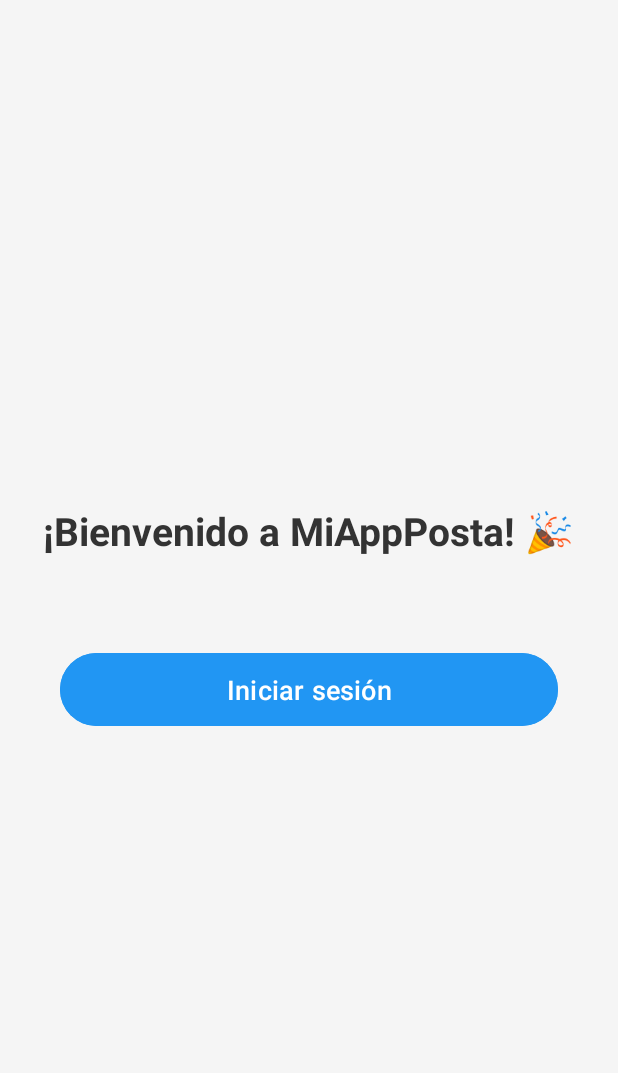
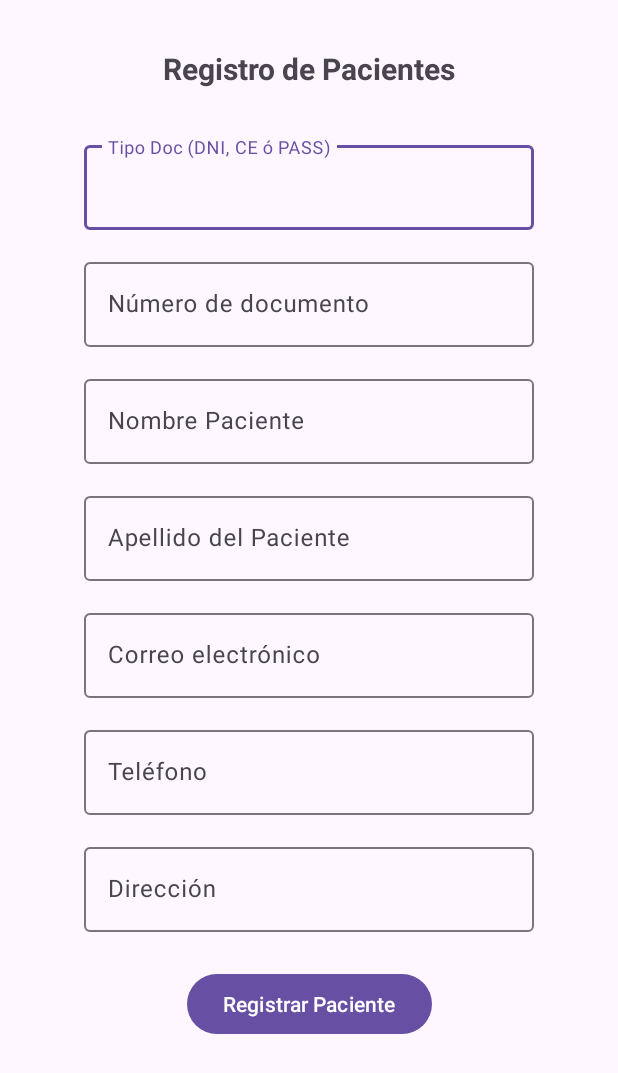
Before and after one commit to JoseCotos/appMovil, an Android app: the screen it shows after launch (MainActivity before the commit, PacienteActivity after it), on a phone screen of 412 x 824 dp. Shown: the top 1073 px of the screen. Run offline under Robolectric (Android 15) with nearby library versions, the phone set to English and light mode, and no system bars.

Commit message:
base de datos terminado y registro de nuevo paciente

```diff
--- a/app/src/main/AndroidManifest.xml
+++ b/app/src/main/AndroidManifest.xml
@@ -14,6 +14,9 @@
         android:theme="@style/Theme.MiappPosta"
         tools:targetApi="31">
         <activity
+            android:name=".MainActivity"
+            android:exported="false" />
+        <activity
             android:name=".SeleccionHorarioActivity"
             android:exported="false" />
         <activity
@@ -29,7 +32,7 @@
             android:name=".AgendaCitaActivity"
             android:exported="false" /> <!-- Pantalla de inicio (Bienvenida) -->
         <activity
-            android:name=".MainActivity"
+            android:name=".PacienteActivity"
             android:exported="true">
             <intent-filter>
                 <action android:name="android.intent.action.MAIN" />
--- /dev/null
+++ b/app/src/main/java/com/upc/miappposta/PacienteActivity.kt
@@ -0,0 +1,57 @@
+package com.upc.miappposta
+
+import android.os.Bundle
+import androidx.activity.enableEdgeToEdge
+import androidx.appcompat.app.AlertDialog
+import androidx.appcompat.app.AppCompatActivity
+import androidx.core.view.ViewCompat
+import androidx.core.view.WindowInsetsCompat
+import com.upc.miappposta.databinding.ActivityPacienteBinding
+import com.upc.miappposta.entidad.Paciente
+import com.upc.miappposta.service.PacienteService
+
+class PacienteActivity : AppCompatActivity() {
+    private lateinit var binding: ActivityPacienteBinding
+
+    override fun onCreate(savedInstanceState: Bundle?) {
+        super.onCreate(savedInstanceState)
+        enableEdgeToEdge()
+        binding = ActivityPacienteBinding.inflate(layoutInflater)
+        setContentView(binding.root)
+        ViewCompat.setOnApplyWindowInsetsListener(findViewById(R.id.main)) { v, insets ->
+            val systemBars = insets.getInsets(WindowInsetsCompat.Type.systemBars())
+            v.setPadding(systemBars.left, systemBars.top, systemBars.right, systemBars.bottom)
+            insets
+        }
+        grabarPaciente()
+    }
+
+    private fun grabarPaciente(){
+        binding.btnRegistrarPaciente.setOnClickListener {
+            val tipoDocumento = binding.txtTipoDoc.text.toString()
+            val numeroDocumento = binding.txtNroDocumento.text.toString()
+            val nombre = binding.txtNombre.text.toString()
+            val apellido = binding.txtApellido.text.toString()
+            val correo = binding.txtCorreo.text.toString()
+            val telefono = binding.txtTelefono.text.toString()
+            val direccion = binding.txtDireccion.text.toString()
+
+            if (tipoDocumento.isNotEmpty() && numeroDocumento.isNotEmpty() && nombre.isNotEmpty() &&
+                apellido.isNotEmpty() && correo.isNotEmpty() && telefono.isNotEmpty() && direccion.isNotEmpty()) {
+                val paciente = Paciente(0,tipoDocumento, numeroDocumento,
+                    nombre, apellido, correo, telefono, direccion)
+                mostrarMensaje(PacienteService(this).registrarPaciente(paciente))
+            } else {
+                mostrarMensaje("Por favor, complete todos los campos")
+            }
+        }
+    }
+
+    private fun mostrarMensaje(mensaje: String) {
+        val ventana = AlertDialog.Builder(this)
+        ventana.setTitle("Mensaje")
+        ventana.setMessage(mensaje)
+        ventana.setPositiveButton("Aceptar", null)
+        ventana.create().show()
+    }
+}
--- a/app/src/main/java/com/upc/miappposta/entidad/Especialidad.java
+++ b/app/src/main/java/com/upc/miappposta/entidad/EspecialidadJava.java
@@ -1,11 +1,11 @@
 package com.upc.miappposta.entidad;
 
-public class Especialidad {
+public class EspecialidadJava {
     private String nombre;
     private int id;
     private int iconoResId;
 
-    public Especialidad(String nombre, int id, int iconoResId) {
+    public EspecialidadJava(String nombre, int id, int iconoResId) {
         this.nombre = nombre;
         this.id = id;
         this.iconoResId = iconoResId;
--- /dev/null
+++ b/app/src/main/res/layout/activity_paciente.xml
@@ -0,0 +1,146 @@
+<?xml version="1.0" encoding="utf-8"?>
+<androidx.constraintlayout.widget.ConstraintLayout xmlns:android="http://schemas.android.com/apk/res/android"
+    xmlns:app="http://schemas.android.com/apk/res-auto"
+    xmlns:tools="http://schemas.android.com/tools"
+    android:id="@+id/main"
+    android:layout_width="match_parent"
+    android:layout_height="match_parent"
+    tools:context=".PacienteActivity">
+
+    <TextView
+        android:id="@+id/textView9"
+        android:layout_width="wrap_content"
+        android:layout_height="wrap_content"
+        android:layout_marginTop="32dp"
+        android:text="Registro de Pacientes"
+        android:textSize="20sp"
+        android:textStyle="bold"
+        app:layout_constraintEnd_toEndOf="parent"
+        app:layout_constraintStart_toStartOf="parent"
+        app:layout_constraintTop_toTopOf="parent" />
+
+    <com.google.android.material.textfield.TextInputLayout
+        android:id="@+id/textInputLayout"
+        android:layout_width="300dp"
+        android:layout_height="wrap_content"
+        android:layout_marginStart="1dp"
+        android:layout_marginTop="32dp"
+        android:layout_marginEnd="1dp"
+        app:layout_constraintEnd_toEndOf="parent"
+        app:layout_constraintStart_toStartOf="parent"
+        app:layout_constraintTop_toBottomOf="@+id/textView9">
+
+        <com.google.android.material.textfield.TextInputEditText
+            android:id="@+id/txtTipoDoc"
+            android:layout_width="match_parent"
+            android:layout_height="wrap_content"
+            android:hint="Tipo Doc (DNI, CE ó PASS)" />
+    </com.google.android.material.textfield.TextInputLayout>
+
+    <com.google.android.material.textfield.TextInputLayout
+        android:id="@+id/textInputLayout2"
+        android:layout_width="300dp"
+        android:layout_height="wrap_content"
+        android:layout_marginTop="16dp"
+        app:layout_constraintEnd_toEndOf="parent"
+        app:layout_constraintStart_toStartOf="parent"
+        app:layout_constraintTop_toBottomOf="@+id/textInputLayout">
+
+        <com.google.android.material.textfield.TextInputEditText
+            android:id="@+id/txtNroDocumento"
+            android:layout_width="match_parent"
+            android:layout_height="wrap_content"
+            android:hint="Número de documento" />
+    </com.google.android.material.textfield.TextInputLayout>
+
+    <com.google.android.material.textfield.TextInputLayout
+        android:id="@+id/textInputLayout3"
+        android:layout_width="300dp"
+        android:layout_height="wrap_content"
+        android:layout_marginTop="16dp"
+        app:layout_constraintEnd_toEndOf="parent"
+        app:layout_constraintStart_toStartOf="parent"
+        app:layout_constraintTop_toBottomOf="@+id/textInputLayout2">
+
+        <com.google.android.material.textfield.TextInputEditText
+            android:id="@+id/txtNombre"
+            android:layout_width="match_parent"
+            android:layout_height="wrap_content"
+            android:hint="Nombre Paciente" />
+    </com.google.android.material.textfield.TextInputLayout>
+
+    <com.google.android.material.textfield.TextInputLayout
+        android:id="@+id/textInputLayout4"
+        android:layout_width="300dp"
+        android:layout_height="wrap_content"
+        android:layout_marginTop="16dp"
+        app:layout_constraintEnd_toEndOf="parent"
+        app:layout_constraintStart_toStartOf="parent"
+        app:layout_constraintTop_toBottomOf="@+id/textInputLayout3">
+
+        <com.google.android.material.textfield.TextInputEditText
+            android:id="@+id/txtApellido"
+            android:layout_width="match_parent"
+            android:layout_height="wrap_content"
+            android:hint="Apellido del Paciente" />
+    </com.google.android.material.textfield.TextInputLayout>
+
+    <com.google.android.material.textfield.TextInputLayout
+        android:id="@+id/textInputLayout5"
+        android:layout_width="300dp"
+        android:layout_height="wrap_content"
+        android:layout_marginTop="16dp"
+        app:layout_constraintEnd_toEndOf="parent"
+        app:layout_constraintStart_toStartOf="parent"
+        app:layout_constraintTop_toBottomOf="@+id/textInputLayout4">
+
+        <com.google.android.material.textfield.TextInputEditText
+            android:id="@+id/txtCorreo"
+            android:layout_width="match_parent"
+            android:layout_height="wrap_content"
+            android:hint="Correo electrónico" />
+    </com.google.android.material.textfield.TextInputLayout>
+
+    <com.google.android.material.textfield.TextInputLayout
+        android:id="@+id/textInputLayout6"
+        android:layout_width="300dp"
+        android:layout_height="wrap_content"
+        android:layout_marginTop="16dp"
+        app:layout_constraintEnd_toEndOf="parent"
+        app:layout_constraintStart_toStartOf="parent"
+        app:layout_constraintTop_toBottomOf="@+id/textInputLayout5">
+
+        <com.google.android.material.textfield.TextInputEditText
+            android:id="@+id/txtTelefono"
+            android:layout_width="match_parent"
+            android:layout_height="wrap_content"
+            android:hint="Teléfono" />
+    </com.google.android.material.textfield.TextInputLayout>
+
+    <com.google.android.material.textfield.TextInputLayout
+        android:id="@+id/textInputLayout7"
+        android:layout_width="300dp"
+        android:layout_height="wrap_content"
+        android:layout_marginTop="16dp"
+        app:layout_constraintEnd_toEndOf="parent"
+        app:layout_constraintStart_toStartOf="parent"
+        app:layout_constraintTop_toBottomOf="@+id/textInputLayout6">
+
+        <com.google.android.material.textfield.TextInputEditText
+            android:id="@+id/txtDireccion"
+            android:layout_width="match_parent"
+            android:layout_height="wrap_content"
+            android:hint="Dirección" />
+    </com.google.android.material.textfield.TextInputLayout>
+
+    <Button
+        android:id="@+id/btnRegistrarPaciente"
+        android:layout_width="wrap_content"
+        android:layout_height="wrap_content"
+        android:layout_marginTop="24dp"
+        android:text="Registrar Paciente"
+        app:layout_constraintEnd_toEndOf="parent"
+        app:layout_constraintStart_toStartOf="parent"
+        app:layout_constraintTop_toBottomOf="@+id/textInputLayout7" />
+
+</androidx.constraintlayout.widget.ConstraintLayout>
```
Also changed, not shown: app/src/main/java/com/upc/miappposta/EspecialidadesActivity.java (+8 -8 lines), app/src/main/java/com/upc/miappposta/adapters/EspecialidadesAdapter.java (+4 -4 lines), app/src/main/java/com/upc/miappposta/entidad/CitaMedica.kt (added, +11 -0 lines), app/src/main/java/com/upc/miappposta/entidad/Disponibilidad.kt (added, +9 -0 lines), app/src/main/java/com/upc/miappposta/entidad/Especialidad.kt (added, +7 -0 lines), app/src/main/java/com/upc/miappposta/entidad/Medico.kt (added, +9 -0 lines), app/src/main/java/com/upc/miappposta/entidad/Notificacion.kt (added, +8 -0 lines), app/src/main/java/com/upc/miappposta/entidad/Paciente.kt (added, +12 -0 lines), app/src/main/java/com/upc/miappposta/entidad/Usuario.kt (added, +8 -0 lines), app/src/main/java/com/upc/miappposta/service/PacienteService.kt (added, +39 -0 lines), app/src/main/java/com/upc/miappposta/util/SQLiteHelper.kt (+74 -4 lines).
